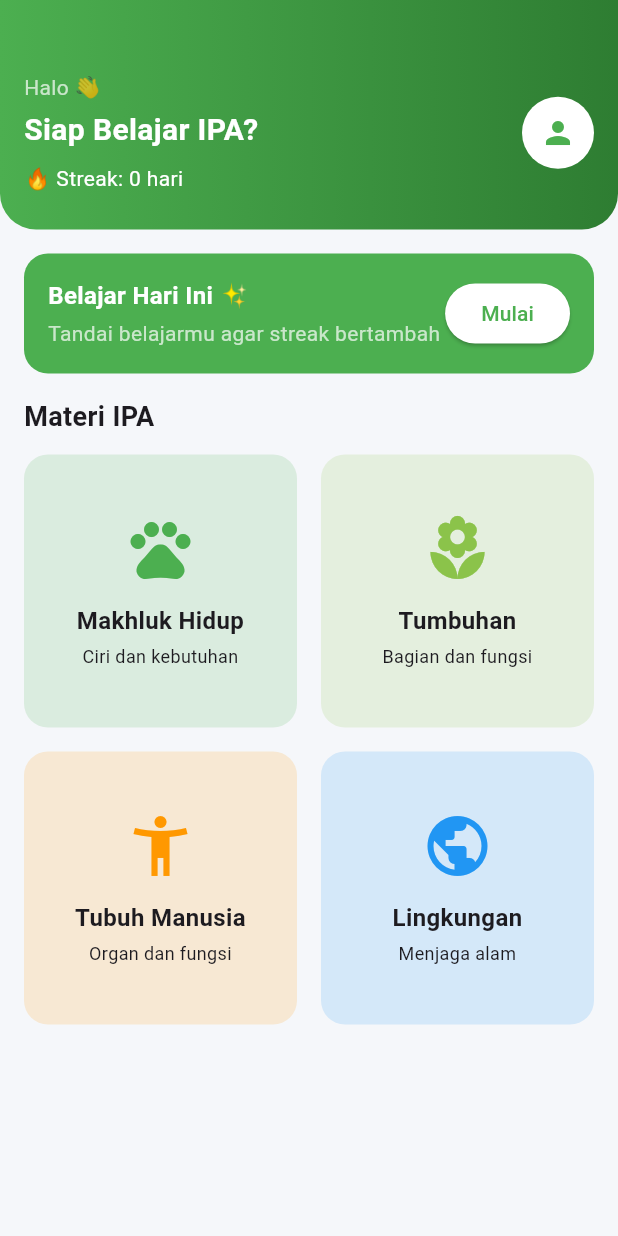
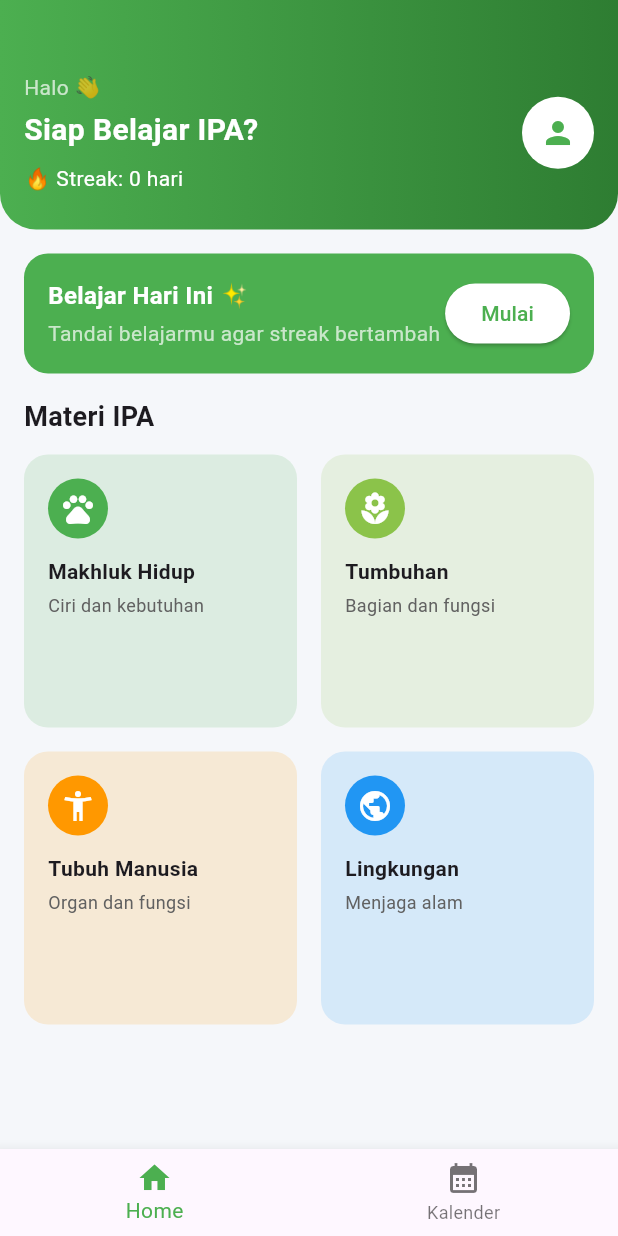
Before and after one commit to ahmadjulianrifqi/Apk-Belajar-Flutter, a Flutter app: the screen it shows after launch, on a phone screen of 412 x 824 dp. Run offline on Flutter 3.47's test engine with Material 3 defaults, Android fonts, the phone set to English and light mode, and no system bars; our stand-ins replace shared_preferences, table_calendar.

Commit message:
update fitur baru

```diff
--- /dev/null
+++ b/lib/core/storage/streak_storage.dart
@@ -0,0 +1,53 @@
+import 'package:shared_preferences/shared_preferences.dart';
+
+class StreakStorage {
+  static const String _key = 'riwayatBelajar';
+
+  /// Ambil semua tanggal belajar
+  static Future<List<String>> getRiwayat() async {
+    final prefs = await SharedPreferences.getInstance();
+    final data = prefs.getStringList(_key) ?? [];
+    data.sort();
+    return data;
+  }
+
+  /// Tandai belajar hari ini
+  static Future<void> markToday() async {
+    final prefs = await SharedPreferences.getInstance();
+    final today = DateTime.now().toIso8601String().substring(0, 10);
+
+    final data = prefs.getStringList(_key) ?? [];
+
+    if (!data.contains(today)) {
+      data.add(today);
+      data.sort();
+      await prefs.setStringList(_key, data);
+    }
+  }
+
+  /// Hitung streak berturut-turut
+  static Future<int> getStreak() async {
+    final data = await getRiwayat();
+    if (data.isEmpty) return 0;
+
+    final dates = data
+        .map((e) => DateTime.parse(e))
+        .toList()
+      ..sort((a, b) => b.compareTo(a));
+
+    int streak = 0;
+    DateTime check = DateTime.now();
+
+    for (final d in dates) {
+      if (d.year == check.year &&
+          d.month == check.month &&
+          d.day == check.day) {
+        streak++;
+        check = check.subtract(const Duration(days: 1));
+      } else {
+        break;
+      }
+    }
+    return streak;
+  }
+}
--- a/lib/features/home/home_page.dart
+++ b/lib/features/home/home_page.dart
@@ -1,6 +1,7 @@
 import 'package:flutter/material.dart';
-import 'package:shared_preferences/shared_preferences.dart';
+import '../../core/storage/streak_storage.dart';
 import '../materi/materi_page.dart';
+import '../../widgets/materi_card.dart';
 
 class HomePage extends StatefulWidget {
   const HomePage({super.key});
@@ -10,63 +11,22 @@ class HomePage extends StatefulWidget {
 }
 
 class _HomePageState extends State<HomePage> {
-  List<String> riwayatBelajar = [];
-  int streakHariIni = 0;
+  int streak = 0;
 
   @override
   void initState() {
     super.initState();
-    loadRiwayat();
+    loadStreak();
   }
 
-  Future<void> loadRiwayat() async {
-    final prefs = await SharedPreferences.getInstance();
-    final data = prefs.getStringList('riwayatBelajar') ?? [];
-
-    data.sort();
-    setState(() {
-      riwayatBelajar = data;
-      streakHariIni = hitungStreak(data);
-    });
+  Future<void> loadStreak() async {
+    final value = await StreakStorage.getStreak();
+    setState(() => streak = value);
   }
 
-  Future<void> tandaiBelajarHariIni() async {
-    final prefs = await SharedPreferences.getInstance();
-    final today = DateTime.now().toIso8601String().substring(0, 10);
-
-    if (!riwayatBelajar.contains(today)) {
-      riwayatBelajar.add(today);
-      riwayatBelajar.sort();
-      await prefs.setStringList('riwayatBelajar', riwayatBelajar);
-    }
-
-    setState(() {
-      streakHariIni = hitungStreak(riwayatBelajar);
-    });
-  }
-
-  int hitungStreak(List<String> data) {
-    if (data.isEmpty) return 0;
-
-    final dates = data
-        .map((e) => DateTime.parse(e))
-        .toList()
-      ..sort((a, b) => b.compareTo(a));
-
-    int streak = 0;
-    DateTime check = DateTime.now();
-
-    for (final d in dates) {
-      if (d.year == check.year &&
-          d.month == check.month &&
-          d.day == check.day) {
-        streak++;
-        check = check.subtract(const Duration(days: 1));
-      } else {
-        break;
-      }
-    }
-    return streak;
+  Future<void> markToday() async {
+    await StreakStorage.markToday();
+    loadStreak();
   }
 
   @override
@@ -75,7 +35,6 @@ class _HomePageState extends State<HomePage> {
       backgroundColor: const Color(0xFFF5F7FA),
       body: SingleChildScrollView(
         child: Column(
-          crossAxisAlignment: CrossAxisAlignment.start,
           children: [
             // ===== HEADER =====
             Container(
@@ -95,10 +54,8 @@ class _HomePageState extends State<HomePage> {
                   Column(
                     crossAxisAlignment: CrossAxisAlignment.start,
                     children: [
-                      const Text(
-                        'Halo 👋',
-                        style: TextStyle(color: Colors.white70),
-                      ),
+                      const Text('Halo 👋',
+                          style: TextStyle(color: Colors.white70)),
                       const SizedBox(height: 4),
                       const Text(
                         'Siap Belajar IPA?',
@@ -110,7 +67,7 @@ class _HomePageState extends State<HomePage> {
                       ),
                       const SizedBox(height: 8),
                       Text(
-                        '🔥 Streak: $streakHariIni hari',
+                        '🔥 Streak: $streak hari',
                         style: const TextStyle(color: Colors.white),
                       ),
                     ],
@@ -155,7 +112,7 @@ class _HomePageState extends State<HomePage> {
                     ),
                   ),
                   ElevatedButton(
-                    onPressed: tandaiBelajarHariIni,
+                    onPressed: markToday,
                     style: ElevatedButton.styleFrom(
                       backgroundColor: Colors.white,
                       foregroundColor: Colors.green,
@@ -166,9 +123,11 @@ class _HomePageState extends State<HomePage> {
               ),
             ),
 
-            // ===== SECTION TITLE =====
+            // ===== MATERI =====
             const Padding(
               padding: EdgeInsets.symmetric(horizontal: 16),
+              child: Align(
+                alignment: Alignment.centerLeft,
                 child: Text(
                   'Materi IPA',
                   style: TextStyle(
@@ -177,9 +136,9 @@ class _HomePageState extends State<HomePage> {
                   ),
                 ),
               ),
+            ),
             const SizedBox(height: 12),
 
-            // ===== GRID MATERI =====
             GridView.count(
               crossAxisCount: 2,
               shrinkWrap: true,
@@ -187,64 +146,64 @@ class _HomePageState extends State<HomePage> {
               padding: const EdgeInsets.symmetric(horizontal: 16),
               crossAxisSpacing: 16,
               mainAxisSpacing: 16,
-              children: const [
+              children: [
                 MateriCard(
                   title: 'Makhluk Hidup',
                   description: 'Ciri dan kebutuhan',
                   icon: Icons.pets,
                   color: Colors.green,
+                  onTap: () => _openMateri(
+                    context,
+                    'Makhluk Hidup',
+                    'Ciri dan kebutuhan makhluk hidup',
+                  ),
                 ),
                 MateriCard(
                   title: 'Tumbuhan',
                   description: 'Bagian dan fungsi',
                   icon: Icons.local_florist,
                   color: Colors.lightGreen,
+                  onTap: () => _openMateri(
+                    context,
+                    'Tumbuhan',
+                    'Bagian dan fungsi tumbuhan',
+                  ),
                 ),
                 MateriCard(
                   title: 'Tubuh Manusia',
                   description: 'Organ dan fungsi',
                   icon: Icons.accessibility_new,
                   color: Colors.orange,
+                  onTap: () => _openMateri(
+                    context,
+                    'Tubuh Manusia',
+                    'Organ tubuh dan fungsinya',
+                  ),
                 ),
                 MateriCard(
                   title: 'Lingkungan',
                   description: 'Menjaga alam',
                   icon: Icons.public,
                   color: Colors.blue,
+                  onTap: () => _openMateri(
+                    context,
+                    'Lingkungan',
+                    'Cara menjaga lingkungan',
+                  ),
                 ),
               ],
             ),
-
-            const SizedBox(height: 24),
           ],
         ),
       ),
     );
   }
-}
 
-/// ===============================
-/// CARD MATERI
-/// ===============================
-class MateriCard extends StatelessWidget {
-  final String title;
-  final String description;
-  final IconData icon;
-  final Color color;
-
-  const MateriCard({
-    super.key,
-    required this.title,
-    required this.description,
-    required this.icon,
-    required this.color,
-  });
-
-  @override
-  Widget build(BuildContext context) {
-    return InkWell(
-      borderRadius: BorderRadius.circular(16),
-      onTap: () {
+  void _openMateri(
+    BuildContext context,
+    String title,
+    String description,
+  ) {
     Navigator.push(
       context,
       MaterialPageRoute(
@@ -254,35 +213,5 @@ class MateriCard extends StatelessWidget {
         ),
       ),
     );
-      },
-      child: Container(
-        decoration: BoxDecoration(
-          color: color.withAlpha(40),
-          borderRadius: BorderRadius.circular(16),
-        ),
-        padding: const EdgeInsets.all(12),
-        child: Column(
-          mainAxisAlignment: MainAxisAlignment.center,
-          children: [
-            Icon(icon, size: 48, color: color),
-            const SizedBox(height: 12),
-            Text(
-              title,
-              textAlign: TextAlign.center,
-              style: const TextStyle(
-                fontSize: 16,
-                fontWeight: FontWeight.w600,
-              ),
-            ),
-            const SizedBox(height: 4),
-            Text(
-              description,
-              textAlign: TextAlign.center,
-              style: const TextStyle(fontSize: 12),
-            ),
-          ],
-        ),
-      ),
-    );
   }
 }
--- a/lib/main.dart
+++ b/lib/main.dart
@@ -1,11 +1,10 @@
 import 'package:flutter/material.dart';
 import 'package:intl/date_symbol_data_local.dart';
-import 'features/home/home_page.dart';
+import 'navigation/main_navigation.dart';
 
 void main() async {
   WidgetsFlutterBinding.ensureInitialized();
-  // Inisialisasi data locale Indonesia
-  await initializeDateFormatting('id', null);
+  await initializeDateFormatting('id_ID', null);
   runApp(const MyApp());
 }
 
@@ -20,7 +19,7 @@ class MyApp extends StatelessWidget {
       theme: ThemeData(
         primarySwatch: Colors.green,
       ),
-      home: const HomePage(),
+      home: const MainNavigation(),
     );
   }
 }
--- /dev/null
+++ b/lib/navigation/main_navigation.dart
@@ -0,0 +1,45 @@
+import 'package:flutter/material.dart';
+import '../features/home/home_page.dart';
+import '../features/calendar/calendar_page.dart';
+
+class MainNavigation extends StatefulWidget {
+  const MainNavigation({super.key});
+
+  @override
+  State<MainNavigation> createState() => _MainNavigationState();
+}
+
+class _MainNavigationState extends State<MainNavigation> {
+  int _currentIndex = 0;
+
+  final List<Widget> pages = const [
+    HomePage(),
+    CalendarPage(),
+  ];
+
+  @override
+  Widget build(BuildContext context) {
+    return Scaffold(
+      body: pages[_currentIndex],
+      bottomNavigationBar: BottomNavigationBar(
+        currentIndex: _currentIndex,
+        selectedItemColor: Colors.green,
+        onTap: (index) {
+          setState(() {
+            _currentIndex = index;
+          });
+        },
+        items: const [
+          BottomNavigationBarItem(
+            icon: Icon(Icons.home),
+            label: 'Home',
+          ),
+          BottomNavigationBarItem(
+            icon: Icon(Icons.calendar_month),
+            label: 'Kalender',
+          ),
+        ],
+      ),
+    );
+  }
+}
--- /dev/null
+++ b/lib/widgets/materi_card.dart
@@ -0,0 +1,58 @@
+import 'package:flutter/material.dart';
+
+class MateriCard extends StatelessWidget {
+  final String title;
+  final String description;
+  final IconData icon;
+  final Color color;
+  final VoidCallback onTap;
+
+  const MateriCard({
+    super.key,
+    required this.title,
+    required this.description,
+    required this.icon,
+    required this.color,
+    required this.onTap,
+  });
+
+  @override
+  Widget build(BuildContext context) {
+    return InkWell(
+      borderRadius: BorderRadius.circular(16),
+      onTap: onTap,
+      child: Container(
+        padding: const EdgeInsets.all(16),
+        decoration: BoxDecoration(
+          color: color.withOpacity(0.15),
+          borderRadius: BorderRadius.circular(16),
+        ),
+        child: Column(
+          crossAxisAlignment: CrossAxisAlignment.start,
+          children: [
+            CircleAvatar(
+              backgroundColor: color,
+              child: Icon(icon, color: Colors.white),
+            ),
+            const SizedBox(height: 12),
+            Text(
+              title,
+              style: const TextStyle(
+                fontWeight: FontWeight.bold,
+                fontSize: 14,
+              ),
+            ),
+            const SizedBox(height: 4),
+            Text(
+              description,
+              style: TextStyle(
+                fontSize: 12,
+                color: Colors.grey[700],
+              ),
+            ),
+          ],
+        ),
+      ),
+    );
+  }
+}
--- a/pubspec.yaml
+++ b/pubspec.yaml
@@ -32,7 +32,8 @@ dependencies:
     sdk: flutter
 
   shared_preferences: ^2.5.4
-  intl: ^0.18.1
+  intl: ^0.20.2
+  table_calendar: ^3.1.2
 
 
   # The following adds the Cupertino Icons font to your application.
```
Also changed, not shown: lib/features/calendar/calendar_page.dart (added, +97 -0 lines), lib/features/materi/materi_data.dart (deleted, +0 -24 lines), pubspec.lock. Lines whose indentation alone changed are shown as unchanged.
